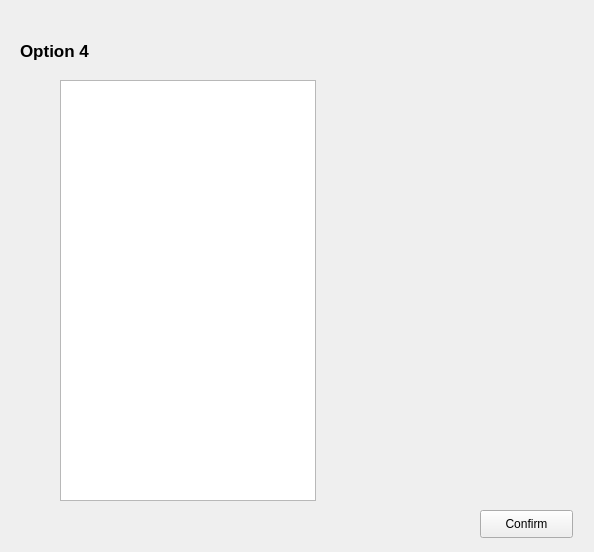
First picture: the form in CS1D-Basketball-master/Basketball/confirmcustom2.ui, repository moetaei/CS1D-Basketball, before the edit.
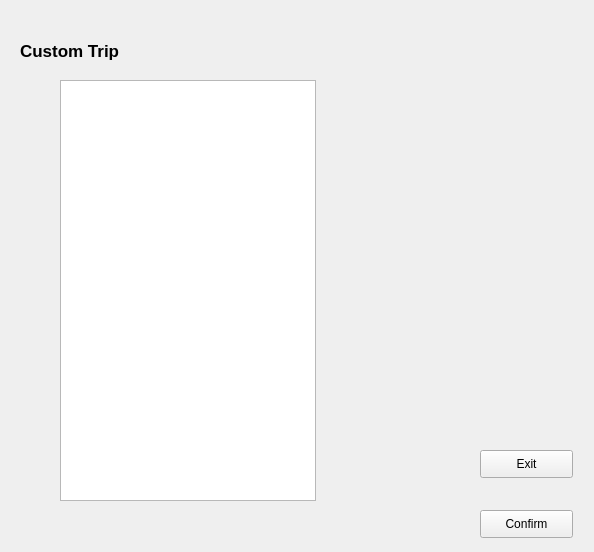
Second picture: the form after the edit.

```diff
--- a/CS1D-Basketball-master/Basketball/confirmcustom2.ui
+++ b/CS1D-Basketball-master/Basketball/confirmcustom2.ui
@@ -57,12 +57,25 @@
     </font>
    </property>
    <property name="text">
-    <string>Option 4</string>
+    <string>Custom Trip</string>
    </property>
    <property name="textFormat">
     <enum>Qt::PlainText</enum>
    </property>
   </widget>
+  <widget class="QPushButton" name="exitButton">
+   <property name="geometry">
+    <rect>
+     <x>480</x>
+     <y>450</y>
+     <width>93</width>
+     <height>28</height>
+    </rect>
+   </property>
+   <property name="text">
+    <string>Exit</string>
+   </property>
+  </widget>
  </widget>
  <resources/>
  <connections/>
```
Left out of the diff: 19 changed lines with no effect on the pictures.
